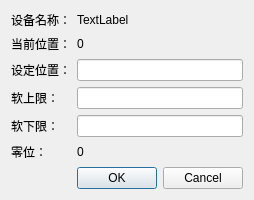
niuyuxin/touchScreen, file ui/settingpara.ui: the form before one commit.
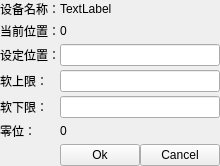
The form after the commit.

```diff
--- a/ui/settingpara.ui
+++ b/ui/settingpara.ui
@@ -6,57 +6,42 @@
    <rect>
     <x>0</x>
     <y>0</y>
-    <width>240</width>
-    <height>179</height>
+    <width>210</width>
+    <height>143</height>
    </rect>
   </property>
+  <property name="sizePolicy">
+   <sizepolicy hsizetype="Preferred" vsizetype="Preferred">
+    <horstretch>0</horstretch>
+    <verstretch>0</verstretch>
+   </sizepolicy>
+  </property>
   <property name="windowTitle">
    <string>Form</string>
   </property>
-  <layout class="QFormLayout" name="formLayout">
-   <item row="0" column="0">
-    <widget class="QLabel" name="label">
-     <property name="text">
-      <string>设备名称：</string>
-     </property>
-    </widget>
+  <layout class="QGridLayout" name="gridLayout">
+   <property name="leftMargin">
+    <number>0</number>
+   </property>
+   <property name="topMargin">
+    <number>0</number>
+   </property>
+   <property name="rightMargin">
+    <number>0</number>
+   </property>
+   <property name="bottomMargin">
+    <number>0</number>
+   </property>
+   <property name="horizontalSpacing">
+    <number>0</number>
+   </property>
+   <property name="verticalSpacing">
+    <number>4</number>
+   </property>
+   <item row="3" column="1" colspan="2">
+    <widget class="QLineEdit" name="upperLimitPosLineEdit"/>
    </item>
-   <item row="1" column="0">
-    <widget class="QLabel" name="label_2">
-     <property name="text">
-      <string>当前位置：</string>
-     </property>
-    </widget>
-   </item>
-   <item row="3" column="0">
-    <widget class="QLabel" name="label_3">
-     <property name="text">
-      <string>软上限：</string>
-     </property>
-    </widget>
-   </item>
-   <item row="4" column="0">
-    <widget class="QLabel" name="label_4">
-     <property name="text">
-      <string>软下限：</string>
-     </property>
-    </widget>
-   </item>
-   <item row="5" column="0">
-    <widget class="QLabel" name="label_5">
-     <property name="text">
-      <string>零位：</string>
-     </property>
-    </widget>
-   </item>
-   <item row="7" column="1">
-    <widget class="QDialogButtonBox" name="settingParaButtonBox">
-     <property name="standardButtons">
-      <set>QDialogButtonBox::Cancel|QDialogButtonBox::Ok</set>
-     </property>
-    </widget>
-   </item>
-   <item row="0" column="1">
+   <item row="0" column="1" colspan="2">
     <widget class="QLabel" name="devNameLabel">
      <property name="frameShape">
       <enum>QFrame::NoFrame</enum>
@@ -75,11 +60,82 @@
    </item>
    <item row="2" column="0">
     <widget class="QLabel" name="label_6">
+     <property name="sizePolicy">
+      <sizepolicy hsizetype="Preferred" vsizetype="Preferred">
+       <horstretch>0</horstretch>
+       <verstretch>0</verstretch>
+      </sizepolicy>
+     </property>
      <property name="text">
       <string>设定位置：</string>
      </property>
     </widget>
    </item>
+   <item row="4" column="0">
+    <widget class="QLabel" name="label_4">
+     <property name="sizePolicy">
+      <sizepolicy hsizetype="Preferred" vsizetype="Preferred">
+       <horstretch>0</horstretch>
+       <verstretch>0</verstretch>
+      </sizepolicy>
+     </property>
+     <property name="text">
+      <string>软下限：</string>
+     </property>
+    </widget>
+   </item>
+   <item row="2" column="1" colspan="2">
+    <widget class="QLineEdit" name="targetPosLineEdit"/>
+   </item>
+   <item row="0" column="0">
+    <widget class="QLabel" name="label">
+     <property name="text">
+      <string>设备名称：</string>
+     </property>
+    </widget>
+   </item>
+   <item row="3" column="0">
+    <widget class="QLabel" name="label_3">
+     <property name="sizePolicy">
+      <sizepolicy hsizetype="Preferred" vsizetype="Preferred">
+       <horstretch>0</horstretch>
+       <verstretch>0</verstretch>
+      </sizepolicy>
+     </property>
+     <property name="text">
+      <string>软上限：</string>
+     </property>
+    </widget>
+   </item>
+   <item row="4" column="1" colspan="2">
+    <widget class="QLineEdit" name="lowerLimitPosLineEdit"/>
+   </item>
+   <item row="1" column="0">
+    <widget class="QLabel" name="label_2">
+     <property name="sizePolicy">
+      <sizepolicy hsizetype="Preferred" vsizetype="Preferred">
+       <horstretch>0</horstretch>
+       <verstretch>0</verstretch>
+      </sizepolicy>
+     </property>
+     <property name="text">
+      <string>当前位置：</string>
+     </property>
+    </widget>
+   </item>
+   <item row="5" column="0">
+    <widget class="QLabel" name="label_5">
+     <property name="sizePolicy">
+      <sizepolicy hsizetype="Preferred" vsizetype="Preferred">
+       <horstretch>0</horstretch>
+       <verstretch>0</verstretch>
+      </sizepolicy>
+     </property>
+     <property name="text">
+      <string>零位：</string>
+     </property>
+    </widget>
+   </item>
    <item row="5" column="1">
     <widget class="QLabel" name="zeroPosLabel">
      <property name="text">
@@ -87,14 +143,19 @@
      </property>
     </widget>
    </item>
-   <item row="4" column="1">
-    <widget class="QLineEdit" name="lowerLimitPosLineEdit"/>
+   <item row="6" column="2">
+    <widget class="QPushButton" name="cancelButton">
+     <property name="text">
+      <string>Cancel</string>
+     </property>
+    </widget>
    </item>
-   <item row="3" column="1">
-    <widget class="QLineEdit" name="upperLimitPosLineEdit"/>
-   </item>
-   <item row="2" column="1">
-    <widget class="QLineEdit" name="targetPosLineEdit"/>
+   <item row="6" column="1">
+    <widget class="QPushButton" name="okPushButton">
+     <property name="text">
+      <string>Ok</string>
+     </property>
+    </widget>
    </item>
   </layout>
  </widget>
```
